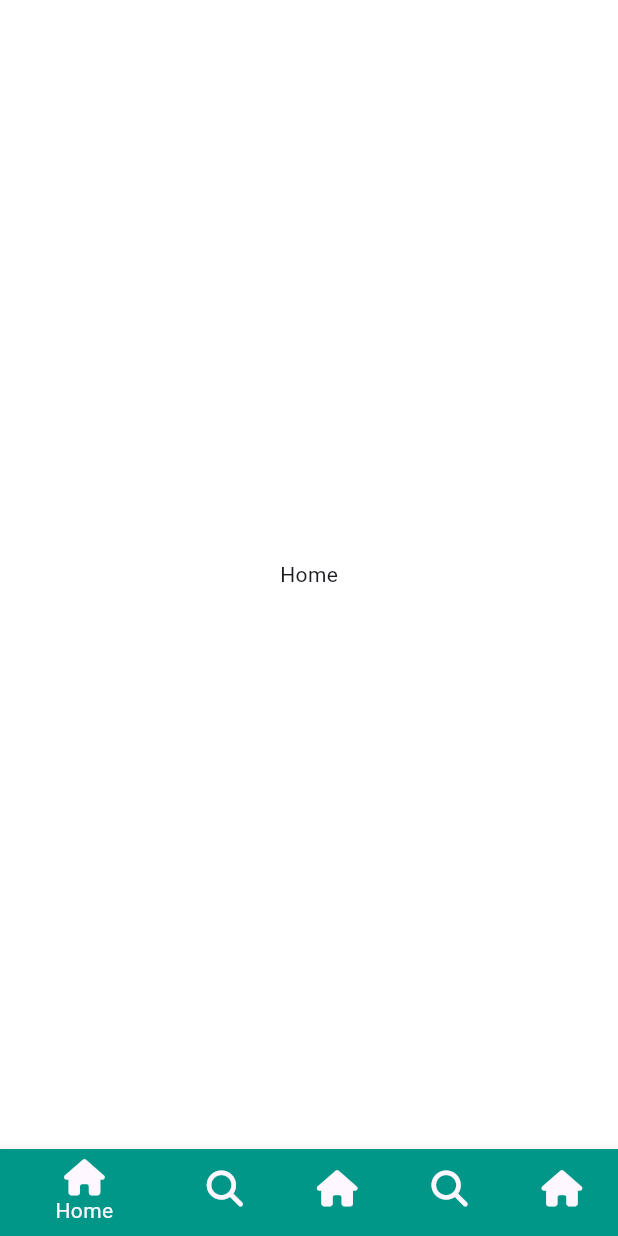
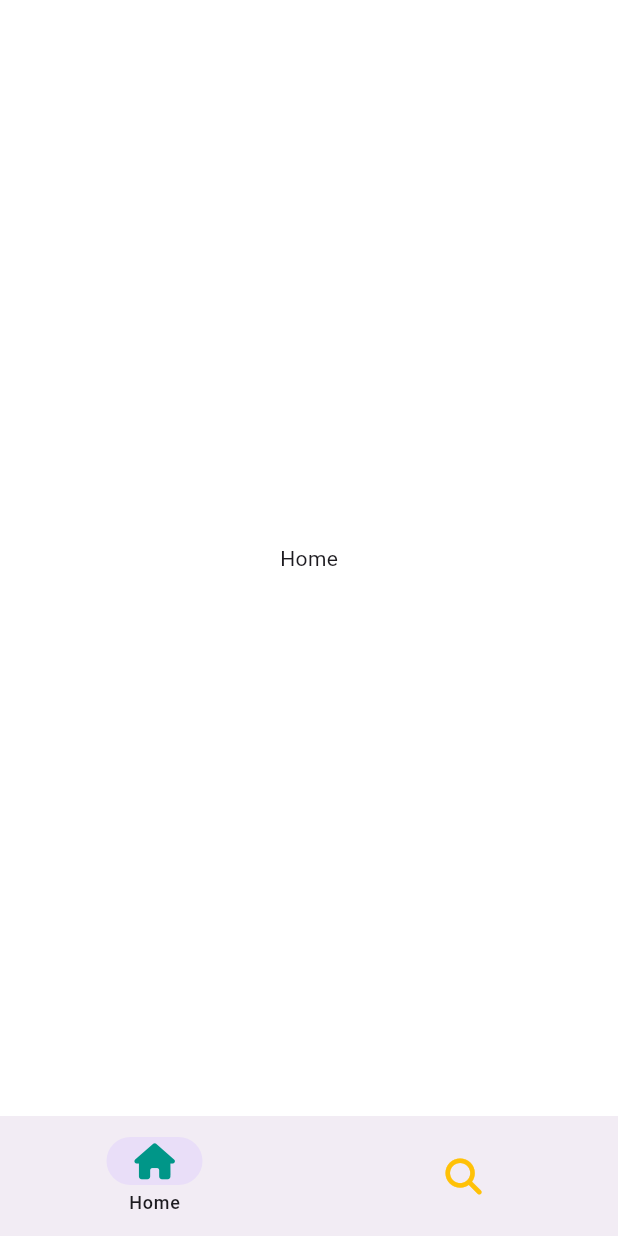
Before and after one commit to hwisaac/flutter_tiktok_clone, a Flutter app: the screen it shows after launch, on a phone screen of 412 x 824 dp. Run offline on Flutter 3.47's test engine with Material 3 defaults, Android fonts, the phone set to English and light mode, and no system bars; our stand-ins replace font_awesome_flutter.

Commit message:
material3 navigation bar

```diff
--- a/lib/features/main_navigation/main_navigation_screen.dart
+++ b/lib/features/main_navigation/main_navigation_screen.dart
@@ -39,40 +39,25 @@ class _MainNavigationScreenState extends State<MainNavigationScreen> {
   Widget build(BuildContext context) {
     return Scaffold(
       body: screens[_selectedIndex],
-      bottomNavigationBar: BottomNavigationBar(
-        onTap: _onTap,
-        currentIndex: _selectedIndex,
-        // selectedItemColor: Theme.of(context).primaryColor,
-        items: const [
-          BottomNavigationBarItem(
-            icon: FaIcon(FontAwesomeIcons.house),
+      bottomNavigationBar: NavigationBar(
+        labelBehavior: NavigationDestinationLabelBehavior.onlyShowSelected,
+        selectedIndex: _selectedIndex,
+        onDestinationSelected: _onTap,
+        destinations: const [
+          NavigationDestination(
+            icon: FaIcon(
+              FontAwesomeIcons.house,
+              color: Colors.teal,
+            ),
+
             label: "Home",
-            tooltip: "What are you?",
-            backgroundColor: Colors.teal,
           ),
-          BottomNavigationBarItem(
-            icon: FaIcon(FontAwesomeIcons.magnifyingGlass),
+          NavigationDestination(
+            icon: FaIcon(
+              FontAwesomeIcons.magnifyingGlass,
+              color: Colors.amber,
+            ),
             label: "Search",
-            tooltip: "What are you?",
-            backgroundColor: Colors.yellow,
-          ),
-          BottomNavigationBarItem(
-            icon: FaIcon(FontAwesomeIcons.house),
-            label: "Home",
-            tooltip: "What are you?",
-            backgroundColor: Colors.pink,
-          ),
-          BottomNavigationBarItem(
-            icon: FaIcon(FontAwesomeIcons.magnifyingGlass),
-            label: "Search",
-            tooltip: "What are you?",
-            backgroundColor: Colors.amber,
-          ),
-          BottomNavigationBarItem(
-            icon: FaIcon(FontAwesomeIcons.house),
-            label: "Home",
-            tooltip: "What are you?",
-            backgroundColor: Colors.blue,
           ),
         ],
       ),
```
